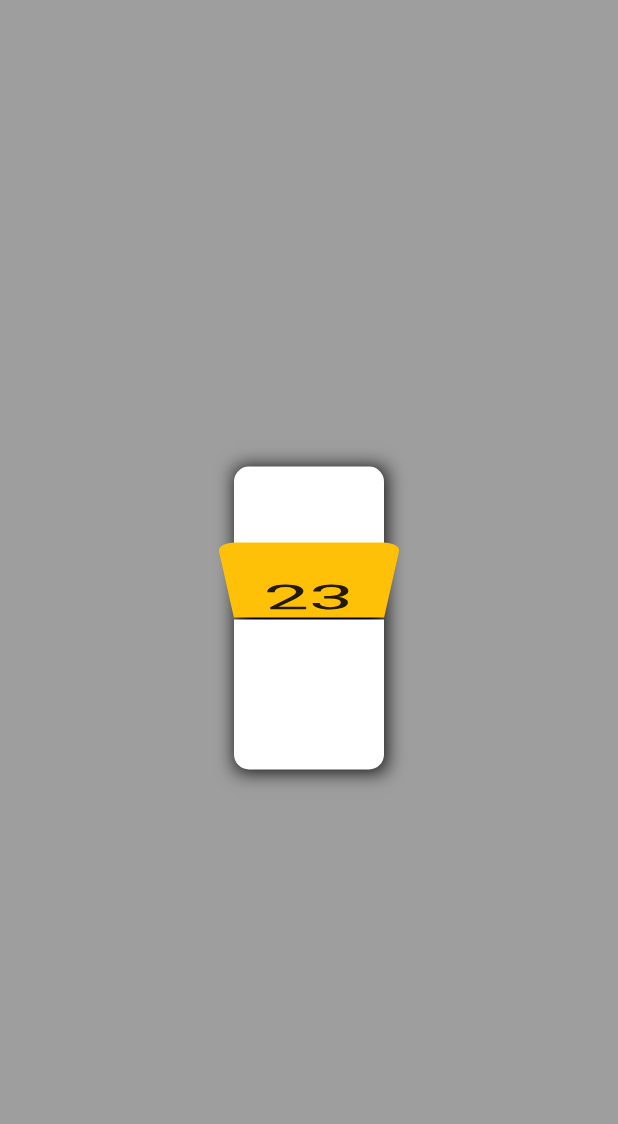
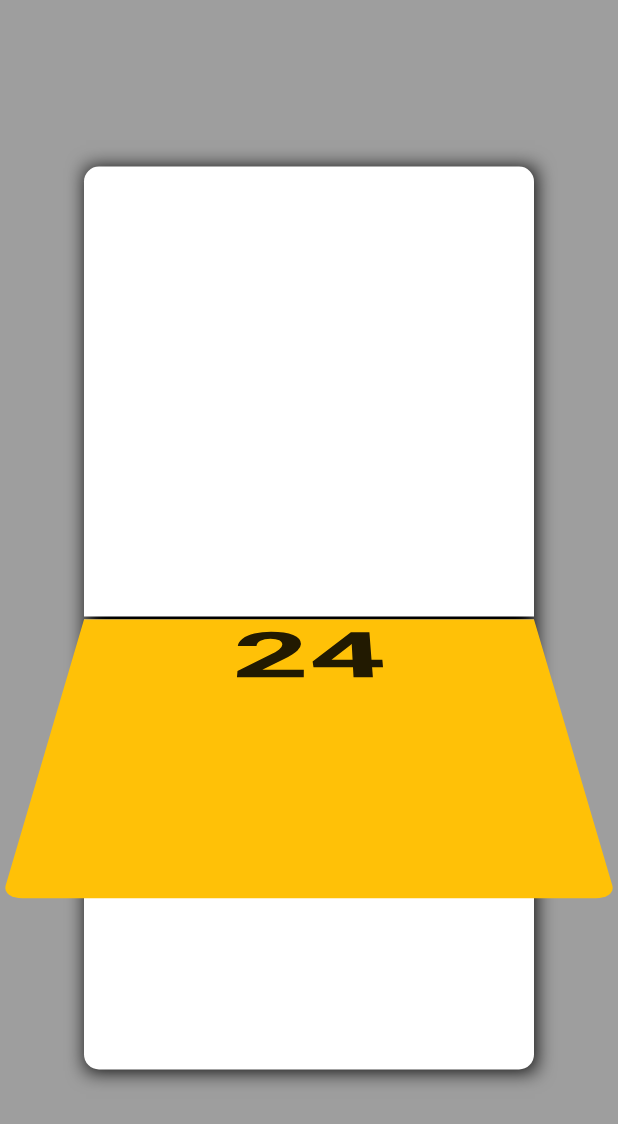
Before and after one commit to kmeoung/flutter_flip_clock, a Flutter app: the screen it shows after launch, on a phone screen of 412 x 824 dp. Shown: the top 1124 px of the screen. Run offline on Flutter 3.47's test engine with Material 2 defaults, Android fonts, the phone set to English and light mode, and no system bars.

Commit message:
숫자가 Flip Clock 에 맞게 구현중

```diff
--- a/lib/main.dart
+++ b/lib/main.dart
@@ -1,5 +1,6 @@
 import 'dart:async';
 import 'dart:math';
+import 'dart:ui';
 
 import 'package:flutter/material.dart';
 
@@ -16,9 +17,9 @@ class FlipClock extends StatelessWidget {
     return Scaffold(
       backgroundColor: Colors.grey,
       body: Center(
-        child: FlipingClock(
-          width: 100,
-          height: 100,
+        child: FlippingClock(
+          width: 300,
+          height: 300,
           color: Colors.black,
           bgColor: Colors.white,
         ),
@@ -27,13 +28,13 @@ class FlipClock extends StatelessWidget {
   }
 }
 
-class FlipingClock extends StatefulWidget {
+class FlippingClock extends StatefulWidget {
   final double width;
   final double height;
   final Color color;
   final Color bgColor;
 
-  FlipingClock({
+  FlippingClock({
     required this.width,
     required this.height,
     required this.color,
@@ -41,10 +42,10 @@ class FlipingClock extends StatefulWidget {
   });
 
   @override
-  _FlipingClockState createState() => _FlipingClockState();
+  _FlippingClockState createState() => _FlippingClockState();
 }
 
-class _FlipingClockState extends State<FlipingClock> {
+class _FlippingClockState extends State<FlippingClock> {
   late Timer? timer;
   late int anim;
   @override
@@ -52,12 +53,19 @@ class _FlipingClockState extends State<FlipingClock> {
     // TODO: implement initState
     anim = 1;
     super.initState();
-    timer = Timer.periodic(Duration(milliseconds: 10), (timer) {
+    timer = Timer.periodic(Duration(milliseconds: 50), (timer) {
       setState(() {
         anim++;
-        if (anim > 30) anim = 1;
+        if (anim > 60) anim = 1;
       });
     });
+  }
+
+  @override
+  void dispose() {
+    // TODO: implement dispose
+    super.dispose();
+    if (timer != null) timer!.cancel();
   }
 
   @override
@@ -66,7 +74,7 @@ class _FlipingClockState extends State<FlipingClock> {
       alignment: Alignment.center,
       children: [
         _buildClockBackground(),
-        _buildFlipingClock(anim / 30 * pi),
+        _buildFlipingClock(anim / 60 * pi),
       ],
     );
   }
@@ -89,8 +97,8 @@ class _FlipingClockState extends State<FlipingClock> {
               decoration: BoxDecoration(
                 color: widget.bgColor,
                 borderRadius: BorderRadius.only(
-                  topLeft: Radius.circular(widget.width / 10),
-                  topRight: Radius.circular(widget.width / 10),
+                  topLeft: const Radius.circular(10),
+                  topRight: const Radius.circular(10),
                 ),
               ),
             ),
@@ -103,8 +111,8 @@ class _FlipingClockState extends State<FlipingClock> {
               decoration: BoxDecoration(
                 color: widget.bgColor,
                 borderRadius: BorderRadius.only(
-                  bottomLeft: Radius.circular(widget.width / 10),
-                  bottomRight: Radius.circular(widget.width / 10),
+                  bottomLeft: const Radius.circular(10),
+                  bottomRight: const Radius.circular(10),
                 ),
               ),
             ),
@@ -125,7 +133,7 @@ class _FlipingClockState extends State<FlipingClock> {
       right: 0,
       child: Transform(
         transform: Matrix4.identity()
-          ..setEntry(3, 2, 0.002)
+          ..setEntry(3, 2, 0.001)
           ..rotateX(transformAngle),
         alignment:
             isFlip ? FractionalOffset(0.5, 0.0) : FractionalOffset(0.5, 1.01),
@@ -133,26 +141,25 @@ class _FlipingClockState extends State<FlipingClock> {
           width: widget.width,
           height: widget.height,
           alignment: isFlip ? Alignment.topCenter : Alignment.bottomCenter,
+          padding: isFlip
+              ? const EdgeInsets.only(bottom: 50)
+              : const EdgeInsets.only(top: 50),
           decoration: BoxDecoration(
             color: Colors.amber,
             borderRadius: BorderRadius.only(
-              topLeft: isFlip
-                  ? Radius.circular(0)
-                  : Radius.circular(widget.width / 10),
-              topRight: isFlip
-                  ? Radius.circular(0)
-                  : Radius.circular(widget.width / 10),
-              bottomLeft: isFlip
-                  ? Radius.circular(widget.width / 10)
-                  : Radius.circular(0),
-              bottomRight: isFlip
-                  ? Radius.circular(widget.width / 10)
-                  : Radius.circular(0),
+              topLeft:
+                  isFlip ? const Radius.circular(0) : const Radius.circular(10),
+              topRight:
+                  isFlip ? const Radius.circular(0) : const Radius.circular(10),
+              bottomLeft:
+                  isFlip ? const Radius.circular(10) : const Radius.circular(0),
+              bottomRight:
+                  isFlip ? const Radius.circular(10) : const Radius.circular(0),
             ),
           ),
           child: Text(
             isFlip ? '24' : '23',
-            style: TextStyle(fontSize: 50),
+            style: TextStyle(fontSize: 85, fontWeight: FontWeight.bold),
           ),
         ),
       ),
```
